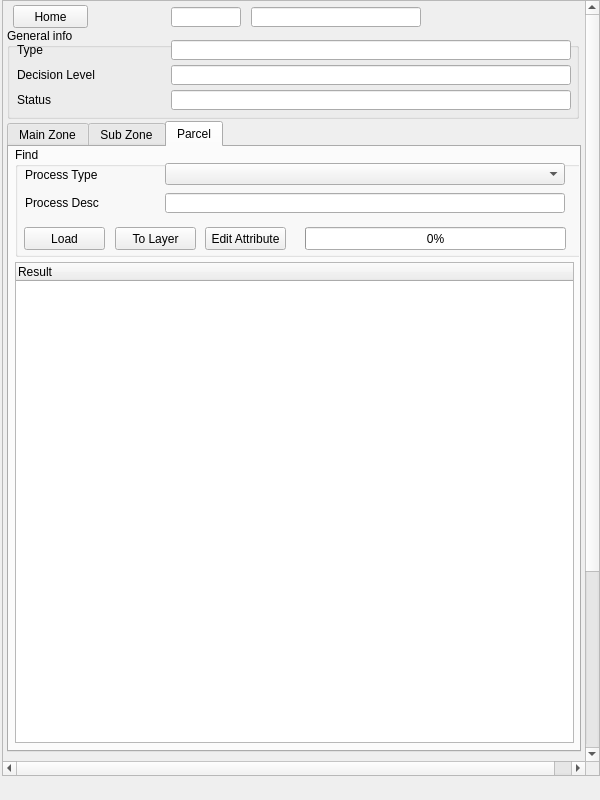
Old version of the form view/PlanDetailWidget.ui in the repository teamlm2/lm2_mgis.
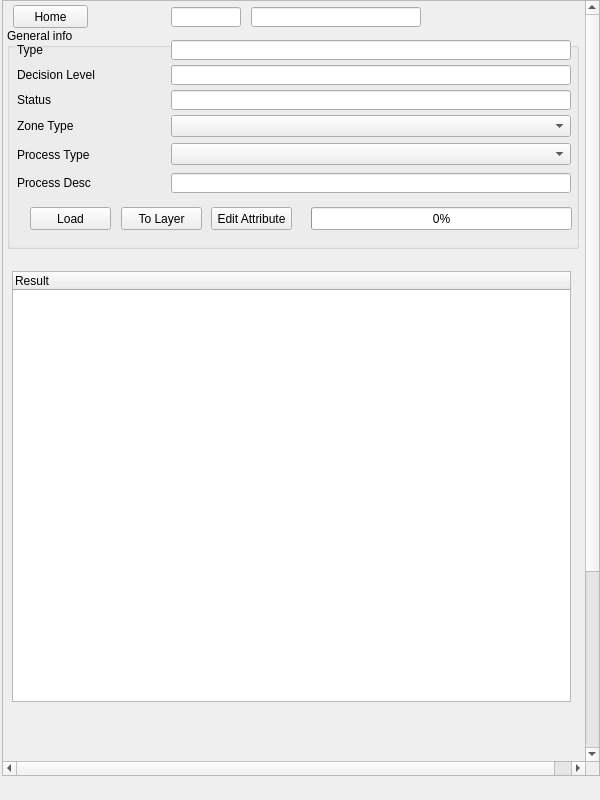
New version of the form.

```diff
--- a/view/PlanDetailWidget.ui
+++ b/view/PlanDetailWidget.ui
@@ -123,7 +123,7 @@
         <x>4</x>
         <y>27</y>
         <width>572</width>
-        <height>91</height>
+        <height>221</height>
        </rect>
       </property>
       <property name="title">
@@ -207,6 +207,130 @@
         <bool>true</bool>
        </property>
       </widget>
+      <widget class="QLabel" name="label_10">
+       <property name="geometry">
+        <rect>
+         <x>10</x>
+         <y>90</y>
+         <width>140</width>
+         <height>16</height>
+        </rect>
+       </property>
+       <property name="text">
+        <string>Zone Type</string>
+       </property>
+      </widget>
+      <widget class="QComboBox" name="zone_type_cbox">
+       <property name="geometry">
+        <rect>
+         <x>164</x>
+         <y>87</y>
+         <width>400</width>
+         <height>22</height>
+        </rect>
+       </property>
+      </widget>
+      <widget class="QLineEdit" name="main_process_edit">
+       <property name="geometry">
+        <rect>
+         <x>164</x>
+         <y>145</y>
+         <width>400</width>
+         <height>20</height>
+        </rect>
+       </property>
+      </widget>
+      <widget class="QPushButton" name="main_edit_attribute_button">
+       <property name="geometry">
+        <rect>
+         <x>204</x>
+         <y>179</y>
+         <width>81</width>
+         <height>23</height>
+        </rect>
+       </property>
+       <property name="text">
+        <string>Edit Attribute</string>
+       </property>
+      </widget>
+      <widget class="QComboBox" name="main_process_type_cbox">
+       <property name="geometry">
+        <rect>
+         <x>164</x>
+         <y>115</y>
+         <width>400</width>
+         <height>22</height>
+        </rect>
+       </property>
+      </widget>
+      <widget class="QLabel" name="label_4">
+       <property name="geometry">
+        <rect>
+         <x>10</x>
+         <y>119</y>
+         <width>140</width>
+         <height>16</height>
+        </rect>
+       </property>
+       <property name="text">
+        <string>Process Type</string>
+       </property>
+      </widget>
+      <widget class="QLabel" name="label_5">
+       <property name="geometry">
+        <rect>
+         <x>10</x>
+         <y>147</y>
+         <width>140</width>
+         <height>16</height>
+        </rect>
+       </property>
+       <property name="text">
+        <string>Process Desc</string>
+       </property>
+      </widget>
+      <widget class="QPushButton" name="main_zone_load_button">
+       <property name="geometry">
+        <rect>
+         <x>23</x>
+         <y>179</y>
+         <width>81</width>
+         <height>23</height>
+        </rect>
+       </property>
+       <property name="text">
+        <string>Load</string>
+       </property>
+      </widget>
+      <widget class="QProgressBar" name="main_load_pbar">
+       <property name="geometry">
+        <rect>
+         <x>304</x>
+         <y>179</y>
+         <width>261</width>
+         <height>23</height>
+        </rect>
+       </property>
+       <property name="value">
+        <number>0</number>
+       </property>
+       <property name="textDirection">
+        <enum>QProgressBar::TopToBottom</enum>
+       </property>
+      </widget>
+      <widget class="QPushButton" name="main_to_layer_button">
+       <property name="geometry">
+        <rect>
+         <x>114</x>
+         <y>179</y>
+         <width>81</width>
+         <height>23</height>
+        </rect>
+       </property>
+       <property name="text">
+        <string>To Layer</string>
+       </property>
+      </widget>
      </widget>
      <widget class="QPushButton" name="home_button">
       <property name="geometry">
@@ -247,420 +371,20 @@
        <bool>true</bool>
       </property>
      </widget>
-     <widget class="QTabWidget" name="tabWidget">
+     <widget class="QTreeWidget" name="main_tree_widget">
       <property name="geometry">
        <rect>
-        <x>4</x>
-        <y>120</y>
-        <width>574</width>
-        <height>631</height>
+        <x>9</x>
+        <y>270</y>
+        <width>559</width>
+        <height>431</height>
        </rect>
       </property>
-      <property name="currentIndex">
-       <number>2</number>
-      </property>
-      <widget class="QWidget" name="tab">
-       <attribute name="title">
-        <string>Main Zone</string>
-       </attribute>
-       <widget class="QTreeWidget" name="main_tree_widget">
-        <property name="geometry">
-         <rect>
-          <x>6</x>
-          <y>115</y>
-          <width>559</width>
-          <height>481</height>
-         </rect>
-        </property>
-        <column>
-         <property name="text">
-          <string>Result</string>
-         </property>
-        </column>
-       </widget>
-       <widget class="QGroupBox" name="groupBox_2">
-        <property name="geometry">
-         <rect>
-          <x>6</x>
-          <y>0</y>
-          <width>572</width>
-          <height>110</height>
-         </rect>
-        </property>
-        <property name="title">
-         <string>Find</string>
-        </property>
-        <widget class="QProgressBar" name="main_load_pbar">
-         <property name="geometry">
-          <rect>
-           <x>290</x>
-           <y>80</y>
-           <width>261</width>
-           <height>23</height>
-          </rect>
-         </property>
-         <property name="value">
-          <number>0</number>
-         </property>
-         <property name="textDirection">
-          <enum>QProgressBar::TopToBottom</enum>
-         </property>
-        </widget>
-        <widget class="QPushButton" name="main_zone_load_button">
-         <property name="geometry">
-          <rect>
-           <x>9</x>
-           <y>80</y>
-           <width>81</width>
-           <height>23</height>
-          </rect>
-         </property>
-         <property name="text">
-          <string>Load</string>
-         </property>
-        </widget>
-        <widget class="QComboBox" name="main_process_type_cbox">
-         <property name="geometry">
-          <rect>
-           <x>150</x>
-           <y>16</y>
-           <width>400</width>
-           <height>22</height>
-          </rect>
-         </property>
-        </widget>
-        <widget class="QLineEdit" name="main_process_edit">
-         <property name="geometry">
-          <rect>
-           <x>150</x>
-           <y>46</y>
-           <width>400</width>
-           <height>20</height>
-          </rect>
-         </property>
-        </widget>
-        <widget class="QLabel" name="label_4">
-         <property name="geometry">
-          <rect>
-           <x>10</x>
-           <y>20</y>
-           <width>140</width>
-           <height>16</height>
-          </rect>
-         </property>
-         <property name="text">
-          <string>Process Type</string>
-         </property>
-        </widget>
-        <widget class="QLabel" name="label_5">
-         <property name="geometry">
-          <rect>
-           <x>10</x>
-           <y>48</y>
-           <width>140</width>
-           <height>16</height>
-          </rect>
-         </property>
-         <property name="text">
-          <string>Process Desc</string>
-         </property>
-        </widget>
-        <widget class="QPushButton" name="main_to_layer_button">
-         <property name="geometry">
-          <rect>
-           <x>100</x>
-           <y>80</y>
-           <width>81</width>
-           <height>23</height>
-          </rect>
-         </property>
-         <property name="text">
-          <string>To Layer</string>
-         </property>
-        </widget>
-        <widget class="QPushButton" name="main_edit_attribute_button">
-         <property name="geometry">
-          <rect>
-           <x>190</x>
-           <y>80</y>
-           <width>81</width>
-           <height>23</height>
-          </rect>
-         </property>
-         <property name="text">
-          <string>Edit Attribute</string>
-         </property>
-        </widget>
-       </widget>
-      </widget>
-      <widget class="QWidget" name="tab_2">
-       <attribute name="title">
-        <string>Sub Zone</string>
-       </attribute>
-       <widget class="QTreeWidget" name="sub_tree_widget">
-        <property name="geometry">
-         <rect>
-          <x>6</x>
-          <y>115</y>
-          <width>559</width>
-          <height>481</height>
-         </rect>
-        </property>
-        <column>
-         <property name="text">
-          <string>Result</string>
-         </property>
-        </column>
-       </widget>
-       <widget class="QGroupBox" name="groupBox_3">
-        <property name="geometry">
-         <rect>
-          <x>6</x>
-          <y>0</y>
-          <width>572</width>
-          <height>110</height>
-         </rect>
-        </property>
-        <property name="title">
-         <string>Find</string>
-        </property>
-        <widget class="QProgressBar" name="sub_load_pbar">
-         <property name="geometry">
-          <rect>
-           <x>290</x>
-           <y>80</y>
-           <width>261</width>
-           <height>23</height>
-          </rect>
-         </property>
-         <property name="value">
-          <number>0</number>
-         </property>
-         <property name="textDirection">
-          <enum>QProgressBar::TopToBottom</enum>
-         </property>
-        </widget>
-        <widget class="QPushButton" name="sub_zone_load_button">
-         <property name="geometry">
-          <rect>
-           <x>9</x>
-           <y>80</y>
-           <width>81</width>
-           <height>23</height>
-          </rect>
-         </property>
-         <property name="text">
-          <string>Load</string>
-         </property>
-        </widget>
-        <widget class="QComboBox" name="sub_process_type_cbox">
-         <property name="geometry">
-          <rect>
-           <x>150</x>
-           <y>16</y>
-           <width>400</width>
-           <height>22</height>
-          </rect>
-         </property>
-        </widget>
-        <widget class="QLineEdit" name="sub_process_edit">
-         <property name="geometry">
-          <rect>
-           <x>150</x>
-           <y>46</y>
-           <width>400</width>
-           <height>20</height>
-          </rect>
-         </property>
-        </widget>
-        <widget class="QLabel" name="label_6">
-         <property name="geometry">
-          <rect>
-           <x>10</x>
-           <y>20</y>
-           <width>140</width>
-           <height>16</height>
-          </rect>
-         </property>
-         <property name="text">
-          <string>Process Type</string>
-         </property>
-        </widget>
-        <widget class="QLabel" name="label_7">
-         <property name="geometry">
-          <rect>
-           <x>10</x>
-           <y>48</y>
-           <width>140</width>
-           <height>16</height>
-          </rect>
-         </property>
-         <property name="text">
-          <string>Process Desc</string>
-         </property>
-        </widget>
-        <widget class="QPushButton" name="sub_to_layer_button">
-         <property name="geometry">
-          <rect>
-           <x>100</x>
-           <y>80</y>
-           <width>81</width>
-           <height>23</height>
-          </rect>
-         </property>
-         <property name="text">
-          <string>To Layer</string>
-         </property>
-        </widget>
-        <widget class="QPushButton" name="sub_edit_attribute_button">
-         <property name="geometry">
-          <rect>
-           <x>190</x>
-           <y>80</y>
-           <width>81</width>
-           <height>23</height>
-          </rect>
-         </property>
-         <property name="text">
-          <string>Edit Attribute</string>
-         </property>
-        </widget>
-       </widget>
-      </widget>
-      <widget class="QWidget" name="tab_3">
-       <attribute name="title">
-        <string>Parcel</string>
-       </attribute>
-       <widget class="QGroupBox" name="groupBox_4">
-        <property name="geometry">
-         <rect>
-          <x>6</x>
-          <y>0</y>
-          <width>572</width>
-          <height>110</height>
-         </rect>
-        </property>
-        <property name="title">
-         <string>Find</string>
-        </property>
-        <widget class="QProgressBar" name="activity_load_pbar">
-         <property name="geometry">
-          <rect>
-           <x>290</x>
-           <y>80</y>
-           <width>261</width>
-           <height>23</height>
-          </rect>
-         </property>
-         <property name="value">
-          <number>0</number>
-         </property>
-         <property name="textDirection">
-          <enum>QProgressBar::TopToBottom</enum>
-         </property>
-        </widget>
-        <widget class="QPushButton" name="activity_zone_load_button">
-         <property name="geometry">
-          <rect>
-           <x>9</x>
-           <y>80</y>
-           <width>81</width>
-           <height>23</height>
-          </rect>
-         </property>
-         <property name="text">
-          <string>Load</string>
-         </property>
-        </widget>
-        <widget class="QComboBox" name="activity_process_type_cbox">
-         <property name="geometry">
-          <rect>
-           <x>150</x>
-           <y>16</y>
-           <width>400</width>
-           <height>22</height>
-          </rect>
-         </property>
-        </widget>
-        <widget class="QLineEdit" name="activity_process_edit">
-         <property name="geometry">
-          <rect>
-           <x>150</x>
-           <y>46</y>
-           <width>400</width>
-           <height>20</height>
-          </rect>
-         </property>
-        </widget>
-        <widget class="QLabel" name="label_8">
-         <property name="geometry">
-          <rect>
-           <x>10</x>
-           <y>20</y>
-           <width>140</width>
-           <height>16</height>
-          </rect>
-         </property>
-         <property name="text">
-          <string>Process Type</string>
-         </property>
-        </widget>
-        <widget class="QLabel" name="label_9">
-         <property name="geometry">
-          <rect>
-           <x>10</x>
-           <y>48</y>
-           <width>140</width>
-           <height>16</height>
-          </rect>
-         </property>
-         <property name="text">
-          <string>Process Desc</string>
-         </property>
-        </widget>
-        <widget class="QPushButton" name="activity_to_layer_button">
-         <property name="geometry">
-          <rect>
-           <x>100</x>
-           <y>80</y>
-           <width>81</width>
-           <height>23</height>
-          </rect>
-         </property>
-         <property name="text">
-          <string>To Layer</string>
-         </property>
-        </widget>
-        <widget class="QPushButton" name="activity_edit_attribute_button">
-         <property name="geometry">
-          <rect>
-           <x>190</x>
-           <y>80</y>
-           <width>81</width>
-           <height>23</height>
-          </rect>
-         </property>
-         <property name="text">
-          <string>Edit Attribute</string>
-         </property>
-        </widget>
-       </widget>
-       <widget class="QTreeWidget" name="activity_tree_widget">
-        <property name="geometry">
-         <rect>
-          <x>6</x>
-          <y>115</y>
-          <width>559</width>
-          <height>481</height>
-         </rect>
-        </property>
-        <column>
-         <property name="text">
-          <string>Result</string>
-         </property>
-        </column>
-       </widget>
-      </widget>
+      <column>
+       <property name="text">
+        <string>Result</string>
+       </property>
+      </column>
      </widget>
     </widget>
    </widget>
```
